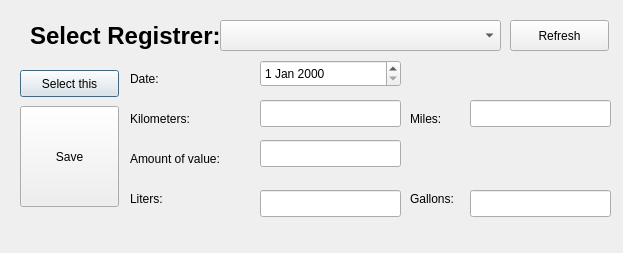
Before: the Qt Designer form FuelMonitor/modifyregisters.ui in nelcar/Fuel-Monitoring, drawn with Qt 5.
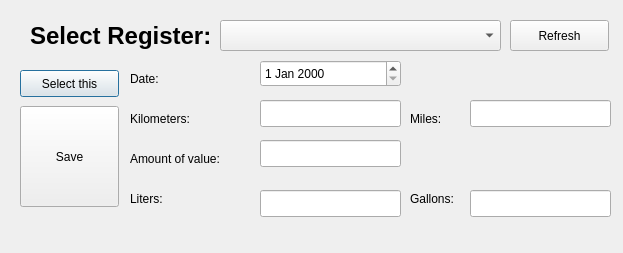
After: the same form once the commit is applied.

What changed in the file:
```diff
--- a/FuelMonitor/modifyregisters.ui
+++ b/FuelMonitor/modifyregisters.ui
@@ -92,7 +92,7 @@
     </font>
    </property>
    <property name="text">
-    <string>Select Registrer:</string>
+    <string>Select Register:</string>
    </property>
   </widget>
   <widget class="QComboBox" name="MselectRegister">
```
